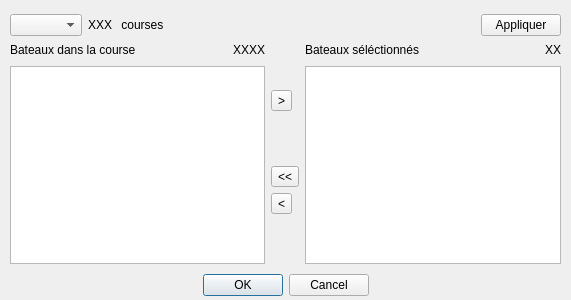
This is src/race_dialog.ui in nohal/qtVlm as Qt 5 draws it before an edit. The edited form follows.
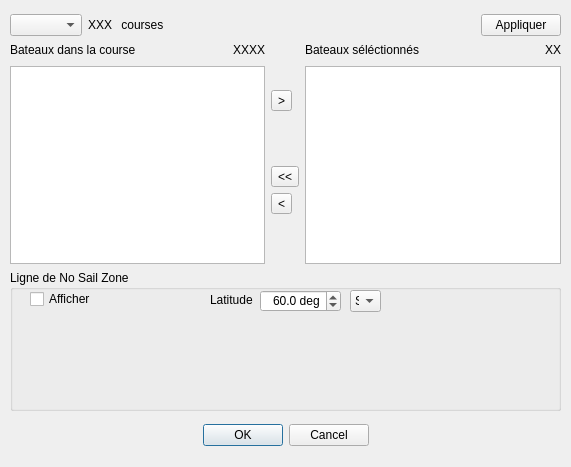
This is the edited form.

```diff
--- a/src/race_dialog.ui
+++ b/src/race_dialog.ui
@@ -7,7 +7,7 @@
     <x>0</x>
     <y>0</y>
     <width>571</width>
-    <height>300</height>
+    <height>467</height>
    </rect>
   </property>
   <property name="windowTitle">
@@ -17,9 +17,9 @@
    <property name="geometry">
     <rect>
      <x>10</x>
-     <y>270</y>
+     <y>420</y>
      <width>551</width>
-     <height>30</height>
+     <height>31</height>
     </rect>
    </property>
    <layout class="QHBoxLayout" name="_2">
@@ -273,6 +273,110 @@
     </item>
    </layout>
   </widget>
+  <widget class="QGroupBox" name="groupBox">
+   <property name="geometry">
+    <rect>
+     <x>10</x>
+     <y>270</y>
+     <width>551</width>
+     <height>141</height>
+    </rect>
+   </property>
+   <property name="title">
+    <string>Ligne de No Sail Zone</string>
+   </property>
+   <widget class="QCheckBox" name="displayNSZ">
+    <property name="geometry">
+     <rect>
+      <x>20</x>
+      <y>20</y>
+      <width>72</width>
+      <height>18</height>
+     </rect>
+    </property>
+    <property name="text">
+     <string>Afficher</string>
+    </property>
+   </widget>
+   <widget class="QDoubleSpinBox" name="latNSZ">
+    <property name="geometry">
+     <rect>
+      <x>250</x>
+      <y>20</y>
+      <width>81</width>
+      <height>22</height>
+     </rect>
+    </property>
+    <property name="alignment">
+     <set>Qt::AlignRight|Qt::AlignTrailing|Qt::AlignVCenter</set>
+    </property>
+    <property name="suffix">
+     <string> deg</string>
+    </property>
+    <property name="decimals">
+     <number>1</number>
+    </property>
+    <property name="maximum">
+     <double>90.000000000000000</double>
+    </property>
+    <property name="value">
+     <double>60.000000000000000</double>
+    </property>
+   </widget>
+   <widget class="QLabel" name="label_4">
+    <property name="geometry">
+     <rect>
+      <x>200</x>
+      <y>23</y>
+      <width>46</width>
+      <height>14</height>
+     </rect>
+    </property>
+    <property name="text">
+     <string>Latitude</string>
+    </property>
+   </widget>
+   <widget class="QWidget" name="verticalLayoutWidget">
+    <property name="geometry">
+     <rect>
+      <x>20</x>
+      <y>50</y>
+      <width>521</width>
+      <height>80</height>
+     </rect>
+    </property>
+    <layout class="QVBoxLayout" name="verticalLayout_4"/>
+   </widget>
+   <widget class="QComboBox" name="nsNSZ">
+    <property name="geometry">
+     <rect>
+      <x>340</x>
+      <y>20</y>
+      <width>31</width>
+      <height>22</height>
+     </rect>
+    </property>
+    <property name="sizePolicy">
+     <sizepolicy hsizetype="Preferred" vsizetype="Fixed">
+      <horstretch>0</horstretch>
+      <verstretch>0</verstretch>
+     </sizepolicy>
+    </property>
+    <property name="currentIndex">
+     <number>1</number>
+    </property>
+    <item>
+     <property name="text">
+      <string>N</string>
+     </property>
+    </item>
+    <item>
+     <property name="text">
+      <string>S</string>
+     </property>
+    </item>
+   </widget>
+  </widget>
  </widget>
  <resources/>
  <connections>
```
